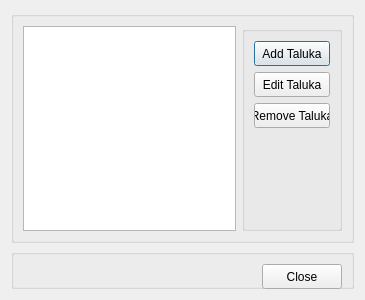
Old version of the form QuickManager/talukamanager.ui in the repository Vijay13/QuickManager.
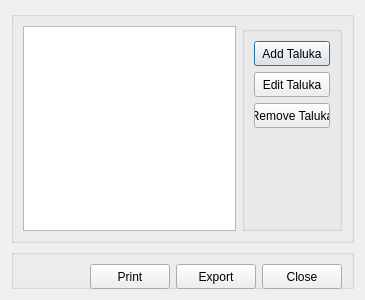
New version of the form.

Commit message: Added FileManager to export and print QTableViews

What changed in the file:
```diff
--- a/QuickManager/talukamanager.ui
+++ b/QuickManager/talukamanager.ui
@@ -130,6 +130,32 @@
         </property>
        </spacer>
       </item>
+      <item>
+       <widget class="QPushButton" name="pushButtonPrintTaluka">
+        <property name="minimumSize">
+         <size>
+          <width>0</width>
+          <height>25</height>
+         </size>
+        </property>
+        <property name="text">
+         <string>Print</string>
+        </property>
+       </widget>
+      </item>
+      <item>
+       <widget class="QPushButton" name="pushButtonExportTaluka">
+        <property name="minimumSize">
+         <size>
+          <width>0</width>
+          <height>25</height>
+         </size>
+        </property>
+        <property name="text">
+         <string>Export</string>
+        </property>
+       </widget>
+      </item>
       <item>
        <widget class="QPushButton" name="pushButtonClose">
         <property name="minimumSize">
```
Left out of the diff: 2 changed lines with no effect on the pictures. The commit also changes 10 other files.
